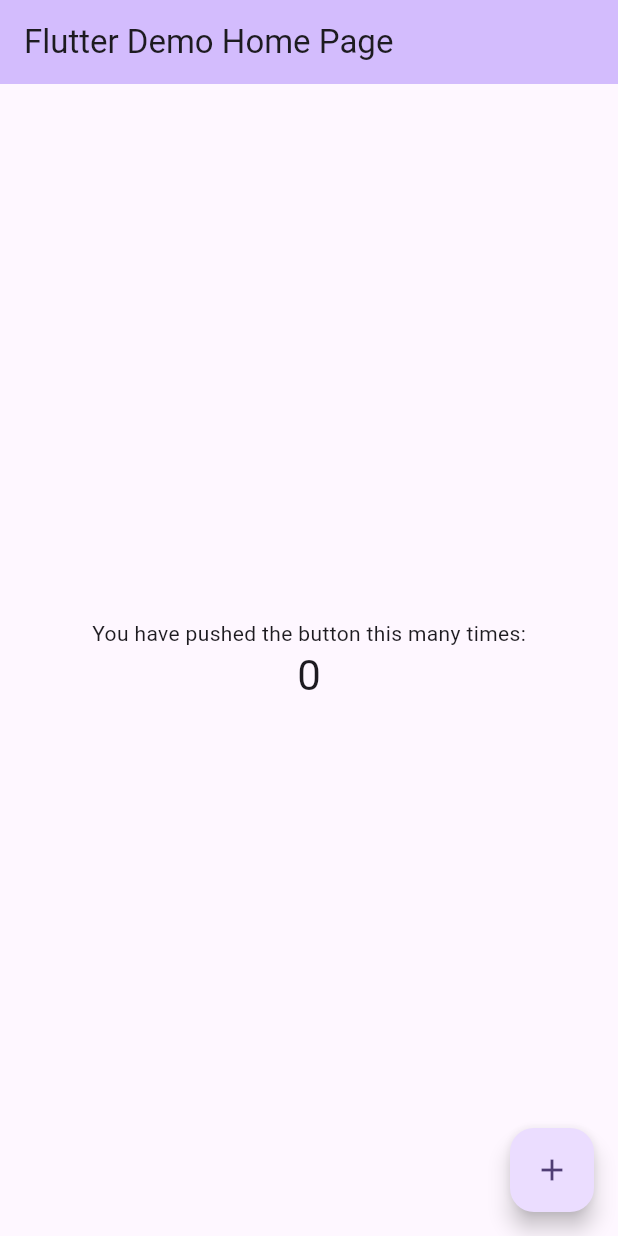
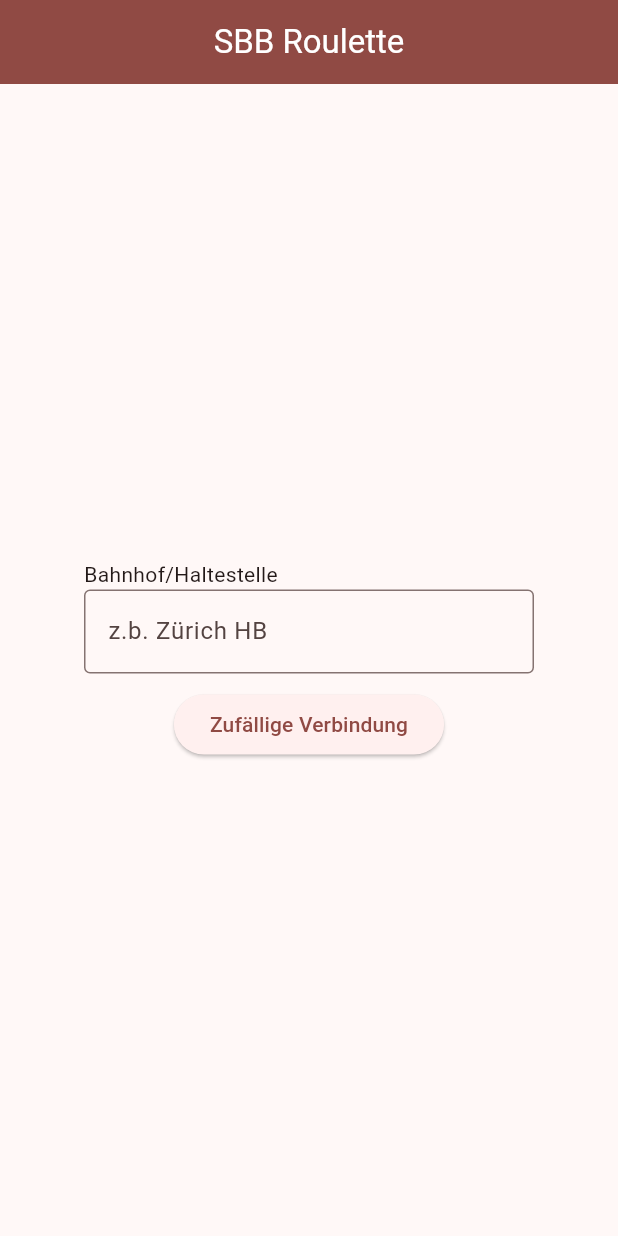
Before and after one commit to vera-bernhard/pantografin, a Flutter app: the screen it shows after launch, on a phone screen of 412 x 824 dp. Run offline on Flutter 3.47's test engine with Material 2 defaults, Android fonts, the phone set to English and light mode, and no system bars.

Commit message:
Add user input for departure station

```diff
--- a/lib/main.dart
+++ b/lib/main.dart
@@ -11,42 +11,19 @@
   @override
   Widget build(BuildContext context) {
     return MaterialApp(
-      title: 'Flutter Demo',
+      title: 'SBB Roulette',
       theme: ThemeData(
-        // This is the theme of your application.
-        //
-        // TRY THIS: Try running your application with "flutter run". You'll see
-        // the application has a blue toolbar. Then, without quitting the app,
-        // try changing the seedColor in the colorScheme below to Colors.green
-        // and then invoke "hot reload" (save your changes or press the "hot
-        // reload" button in a Flutter-supported IDE, or press "r" if you used
-        // the command line to start the app).
-        //
-        // Notice that the counter didn't reset back to zero; the application
-        // state is not lost during the reload. To reset the state, use hot
-        // restart instead.
-        //
-        // This works for code too, not just values: Most code changes can be
-        // tested with just a hot reload.
-        colorScheme: ColorScheme.fromSeed(seedColor: Colors.deepPurple),
+        colorScheme:
+            ColorScheme.fromSeed(seedColor: Color.fromRGBO(198, 0, 24, 1.0)),
         useMaterial3: true,
       ),
-      home: const MyHomePage(title: 'Flutter Demo Home Page'),
+      home: const MyHomePage(title: 'SBB Roulette'),
     );
   }
 }
 
 class MyHomePage extends StatefulWidget {
   const MyHomePage({super.key, required this.title});
-
-  // This widget is the home page of your application. It is stateful, meaning
-  // that it has a State object (defined below) that contains fields that affect
-  // how it looks.
-
-  // This class is the configuration for the state. It holds the values (in this
-  // case the title) provided by the parent (in this case the App widget) and
-  // used by the build method of the State. Fields in a Widget subclass are
-  // always marked "final".
 
   final String title;
 
@@ -55,71 +32,90 @@
 }
 
 class _MyHomePageState extends State<MyHomePage> {
-  int _counter = 0;
+  int _track = 0;
+  String _departureTime = '';
+  String _destination = '';
+  String _station = '';
 
-  void _incrementCounter() {
+  void _getRandomDeparture() {
     setState(() {
-      // This call to setState tells the Flutter framework that something has
-      // changed in this State, which causes it to rerun the build method below
-      // so that the display can reflect the updated values. If we changed
-      // _counter without calling setState(), then the build method would not be
-      // called again, and so nothing would appear to happen.
-      _counter++;
+      _track = 33;
+      _departureTime = '12:34';
+      _destination = 'Bern';
     });
   }
 
   @override
   Widget build(BuildContext context) {
-    // This method is rerun every time setState is called, for instance as done
-    // by the _incrementCounter method above.
-    //
-    // The Flutter framework has been optimized to make rerunning build methods
-    // fast, so that you can just rebuild anything that needs updating rather
-    // than having to individually change instances of widgets.
     return Scaffold(
       appBar: AppBar(
-        // TRY THIS: Try changing the color here to a specific color (to
-        // Colors.amber, perhaps?) and trigger a hot reload to see the AppBar
-        // change color while the other colors stay the same.
-        backgroundColor: Theme.of(context).colorScheme.inversePrimary,
-        // Here we take the value from the MyHomePage object that was created by
-        // the App.build method, and use it to set our appbar title.
-        title: Text(widget.title),
+        backgroundColor: Theme.of(context).colorScheme.primary,
+        foregroundColor: Theme.of(context).colorScheme.onPrimary,
+        title: Center(child: Text(widget.title)),
       ),
       body: Center(
-        // Center is a layout widget. It takes a single child and positions it
-        // in the middle of the parent.
         child: Column(
-          // Column is also a layout widget. It takes a list of children and
-          // arranges them vertically. By default, it sizes itself to fit its
-          // children horizontally, and tries to be as tall as its parent.
-          //
-          // Column has various properties to control how it sizes itself and
-          // how it positions its children. Here we use mainAxisAlignment to
-          // center the children vertically; the main axis here is the vertical
-          // axis because Columns are vertical (the cross axis would be
-          // horizontal).
-          //
-          // TRY THIS: Invoke "debug painting" (choose the "Toggle Debug Paint"
-          // action in the IDE, or press "p" in the console), to see the
-          // wireframe for each widget.
           mainAxisAlignment: MainAxisAlignment.center,
-          children: <Widget>[
-            const Text(
-              'You have pushed the button this many times:',
+          children: [
+            MyCustomForm(
+              onStationChanged: (station) {
+                setState(() {
+                  print(station);
+                  _station = station;
+                });
+              },
             ),
-            Text(
-              '$_counter',
-              style: Theme.of(context).textTheme.headlineMedium,
+            const SizedBox(height: 10),
+            ElevatedButton(
+              onPressed: _getRandomDeparture,
+              child: const Text('Zufällige Verbindung'),
             ),
           ],
         ),
       ),
-      floatingActionButton: FloatingActionButton(
-        onPressed: _incrementCounter,
-        tooltip: 'Increment',
-        child: const Icon(Icons.add),
-      ), // This trailing comma makes auto-formatting nicer for build methods.
     );
   }
 }
+
+class MyCustomForm extends StatefulWidget {
+  final ValueChanged<String> onStationChanged;
+
+  const MyCustomForm({Key? key, required this.onStationChanged})
+      : super(key: key);
+
+  @override
+  _MyCustomFormState createState() => _MyCustomFormState();
+}
+
+class _MyCustomFormState extends State<MyCustomForm> {
+  final TextEditingController _stationController = TextEditingController();
+
+  @override
+  void dispose() {
+    _stationController.dispose();
+    super.dispose();
+  }
+
+  @override
+  Widget build(BuildContext context) {
+    return Container(
+      width: 300,
+      child: Column(
+        crossAxisAlignment: CrossAxisAlignment.start,
+        children: <Widget>[
+          const Text('Bahnhof/Haltestelle'),
+          TextField(
+            controller: _stationController,
+            decoration: const InputDecoration(
+              border: OutlineInputBorder(),
+              hintText: 'z.b. Zürich HB',
+            ),
+            onChanged: (String value) {
+              widget.onStationChanged(value);
+            },
+          ),
+        ],
+      ),
+    );
+  }
+}
```
